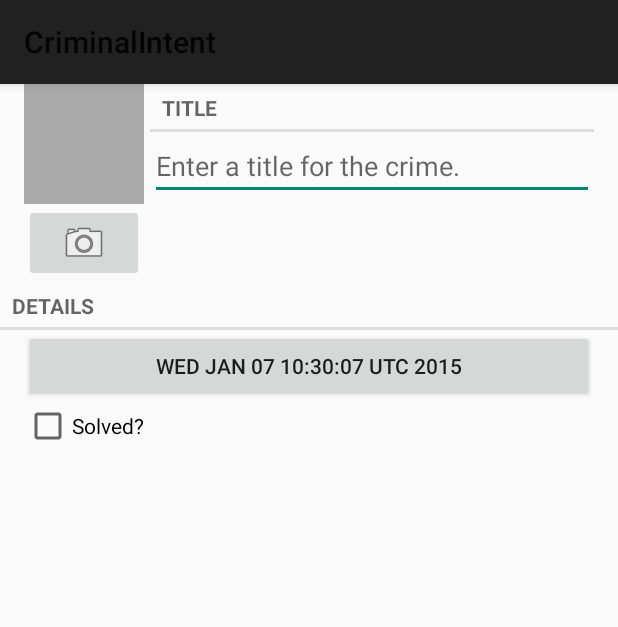
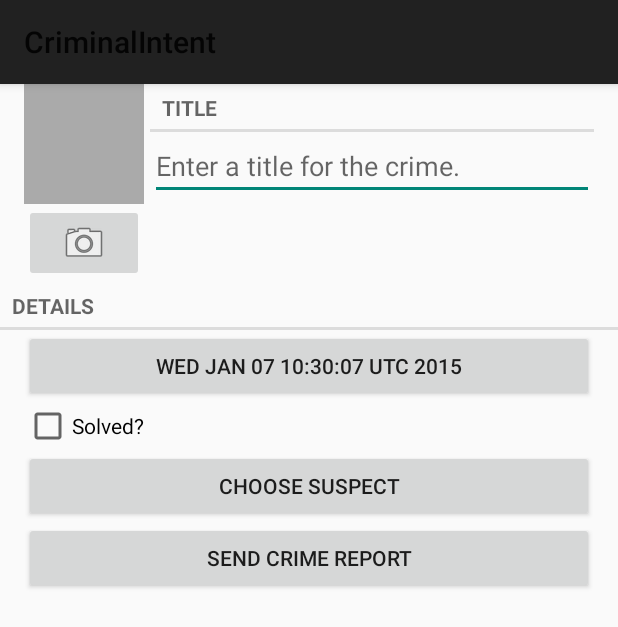
Before and after one commit to BrandonLMorris/AndroidProgramming, an Android app: the CrimeFragment screen opened directly, with no data from a screen before it, on a phone screen of 412 x 824 dp. Shown: the top 627 px of the screen. Run offline under Robolectric (Android 15) with nearby library versions, the phone set to English and light mode, and no system bars; libraries missing offline, so code that uses them is left out: junit.runner.

Commit message:
added Contact and Messaging implicit intents

```diff
--- a/CriminalIntent/app/src/main/java/com/example/bmorris/criminalintent/Crime.java
+++ b/CriminalIntent/app/src/main/java/com/example/bmorris/criminalintent/Crime.java
@@ -17,6 +17,7 @@ public class Crime {
     private static final String JSON_SOLVED = "solved";
     private static final String JSON_DATE = "date";
     private static final String JSON_PHOTO = "photo";
+    private static final String JSON_SUSPECT = "suspect";
 
     private static final String TAG = "crime.java";
 
@@ -25,6 +26,7 @@ public class Crime {
     private Date mDate;
     private boolean mSolved;
     private Photo mPhoto;
+    private String mSuspect;
 
     public Crime() {
         //Generate unique identifier
@@ -41,6 +43,8 @@ public class Crime {
         mDate = new Date(json.getLong(JSON_DATE));
         if(json.has(JSON_PHOTO))
             mPhoto = new Photo(json.getJSONObject(JSON_PHOTO));
+        if(json.has(JSON_SUSPECT))
+            mSuspect = json.getString(JSON_SUSPECT);
     }
 
     public JSONObject toJSON() throws JSONException {
@@ -51,6 +55,7 @@ public class Crime {
         json.put(JSON_DATE, mDate.getTime());
         if(mPhoto != null)
             json.put(JSON_PHOTO, mPhoto.toJSON());
+        json.put(JSON_SUSPECT, mSuspect);
         return json;
     }
 
@@ -95,4 +100,14 @@ public class Crime {
     public void setPhoto(Photo p) {
         mPhoto = p;
     }
+
+    public String getSuspect() {
+        return mSuspect;
+    }
+
+    public void setSuspect(String suspect) {
+        mSuspect = suspect;
+    }
+
+
 }
--- a/CriminalIntent/app/src/main/res/layout-land/fragment_crime.xml
+++ b/CriminalIntent/app/src/main/res/layout-land/fragment_crime.xml
@@ -1,6 +1,10 @@
 <?xml version="1.0" encoding="utf-8"?>
-<LinearLayout xmlns:android="http://schemas.android.com/apk/res/android"
-              android:orientation="vertical"
+<ScrollView
+    xmlns:android="http://schemas.android.com/apk/res/android"
+    android:layout_width="match_parent"
+    android:layout_height="match_parent">
+
+    <LinearLayout android:orientation="vertical"
                   android:layout_width="match_parent"
                   android:layout_height="match_parent">
 
@@ -93,4 +97,31 @@
 
         </LinearLayout>
 
+        <LinearLayout
+            android:layout_width="match_parent"
+            android:layout_height="wrap_content"
+            android:layout_marginLeft="16dp"
+            android:layout_marginRight="16dp"
+            android:orientation="horizontal">
+
+            <Button
+                android:id="@+id/crime_suspectButton"
+                android:layout_width="wrap_content"
+                android:layout_height="wrap_content"
+                android:layout_weight="1"
+                android:text="@string/crime_suspect_text"
+                />
+
+            <Button
+                android:id="@+id/crime_reportButton"
+                android:layout_width="wrap_content"
+                android:layout_height="wrap_content"
+                android:layout_weight="1"
+                android:text="@string/crime_report_text"
+                />
+
             </LinearLayout>
+
+    </LinearLayout>
+
+</ScrollView>
--- a/CriminalIntent/app/src/main/res/layout/fragment_crime.xml
+++ b/CriminalIntent/app/src/main/res/layout/fragment_crime.xml
@@ -82,4 +82,23 @@
         android:text="@string/crime_solved_label"
         />
 
+    <Button
+        android:layout_width="match_parent"
+        android:layout_height="wrap_content"
+        android:text="@string/crime_suspect_text"
+        android:id="@+id/crime_suspectButton"
+        android:layout_gravity="center_horizontal"
+        android:layout_marginLeft="16dp"
+        android:layout_marginRight="16dp"/>
+
+    <Button
+        android:layout_width="match_parent"
+        android:layout_height="wrap_content"
+        android:text="@string/crime_report_text"
+        android:id="@+id/crime_reportButton"
+        android:layout_gravity="center_horizontal"
+        android:layout_marginLeft="16dp"
+        android:layout_marginRight="16dp"/>
+
+
 </LinearLayout>
--- a/CriminalIntent/app/src/main/res/values/strings.xml
+++ b/CriminalIntent/app/src/main/res/values/strings.xml
@@ -16,5 +16,16 @@
     <string name="subtitle">If you see something, say something</string>
     <string name="delete_crime">Delete</string>
     <string name="take">Take!</string>
+    <string name="crime_suspect_text">Choose Suspect</string>
+    <string name="crime_report_text">Send Crime Report</string>
+    <string name="crime_report">%1$s!
+        The crime was discovered on %2$s. %3$s, and %4$s
+    </string>
+    <string name="crime_report_solved">The case is solved</string>
+    <string name="crime_report_unsolved">The case is not solved</string>
+    <string name="crime_report_no_suspect">There is no suspect.</string>
+    <string name="crime_report_suspect">The suspect is %s</string>
+    <string name="crime_report_subject">CriminalIntent Crime Report</string>
+    <string name="send_report">Send crime report via</string>
 
 </resources>
```
Also changed, not shown: CriminalIntent/app/src/main/java/com/example/bmorris/criminalintent/CrimeFragment.java (+74 -0 lines). Lines whose indentation alone changed are shown as unchanged.
